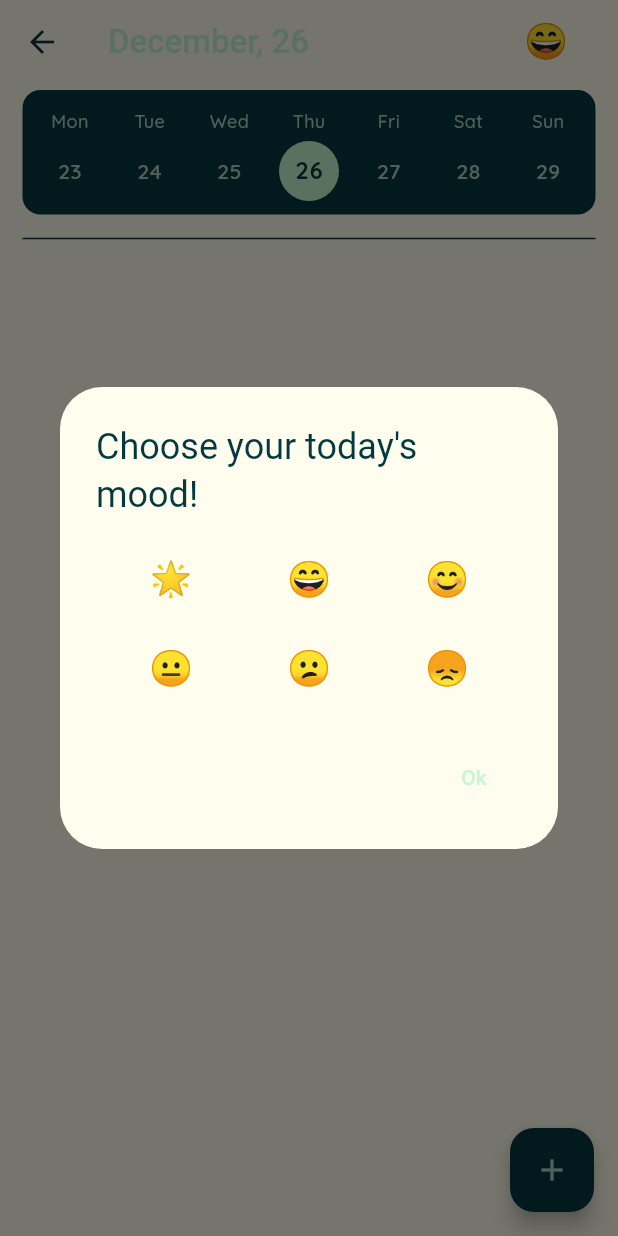
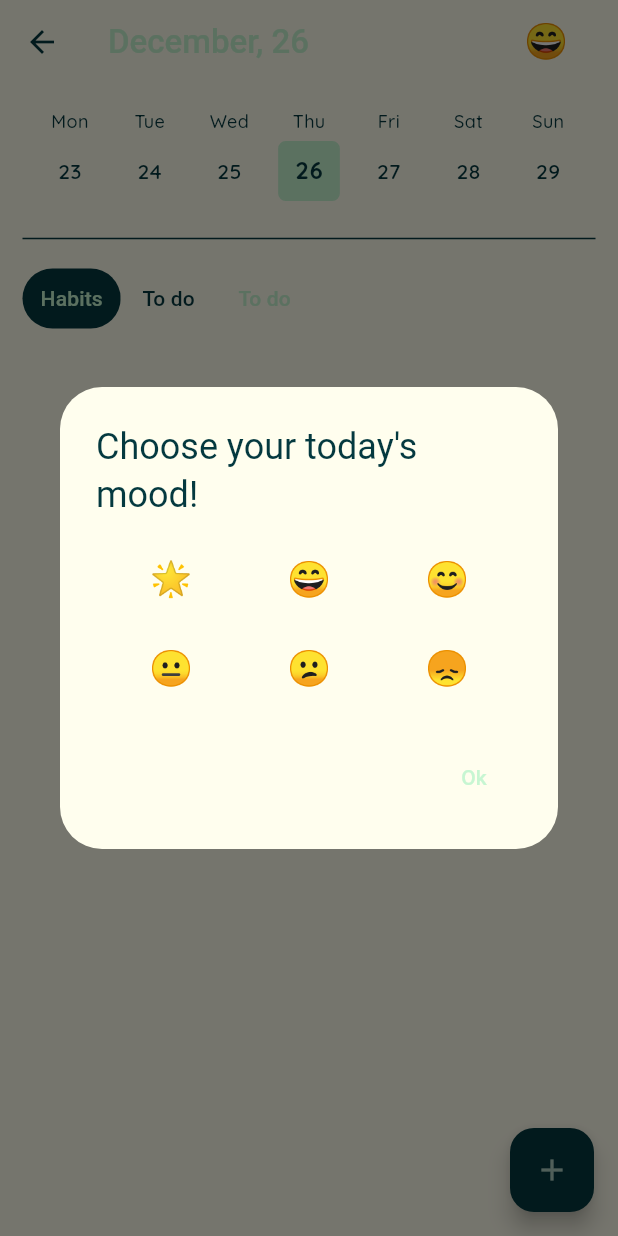
Before and after one commit to fes-ho/PIN-Code, a Flutter app: the TodayView screen opened directly, after a tap on an icon or button, on a phone screen of 412 x 824 dp. Run offline on Flutter 3.47's test engine with Material 3 defaults, Android fonts, the phone set to English and light mode, and no system bars; drawn by our look-alikes of table_calendar; our stand-ins replace flutter_dotenv, get_it, google_fonts, supabase_flutter; accounts and stored records are empty; generated files the repository leaves out were written again; network calls fail.

Commit message:
feat: enhanced calendar and activity buttons in main view

```diff
--- a/frontend/lib/src/views/main_navigation_view.dart
+++ b/frontend/lib/src/views/main_navigation_view.dart
@@ -2,7 +2,7 @@ import 'package:flutter/material.dart';
 import 'package:frontend/src/features/friendship/presentation/friends_view.dart';
 import 'package:frontend/src/views/profile_view.dart';
 import 'package:frontend/src/views/statistics_view.dart';
-import 'package:frontend/src/views/today_view.dart';
+import 'package:frontend/src/views/today_view/today_view.dart';
 
 class MainNavigationView extends StatefulWidget {
   const MainNavigationView({super.key});
--- /dev/null
+++ b/frontend/lib/src/views/today_view/activity_button.dart
@@ -0,0 +1,40 @@
+import 'package:flutter/material.dart';
+
+class ActivityButton extends StatelessWidget {
+  const ActivityButton(
+      {super.key,
+      required this.text,
+      required this.isSelected,
+      required this.onPressed});
+
+  final String text;
+  final bool isSelected;
+  final void Function() onPressed;
+
+  @override
+  Widget build(BuildContext context) {
+    return TextButton(
+      onPressed: onPressed,
+      style: ButtonStyle(
+          backgroundColor:
+              WidgetStatePropertyAll(_getBackgroundColor(context))),
+      child: Text(
+        text,
+        style: TextStyle(
+          color: _getTextColor(context)
+        ),),
+    );
+  }
+
+  Color _getBackgroundColor(BuildContext context) {
+    final colorScheme = Theme.of(context).colorScheme;
+
+    return isSelected ? colorScheme.secondary : colorScheme.surface;
+  }
+
+  Color _getTextColor(BuildContext context) {
+    final colorScheme = Theme.of(context).colorScheme;
+
+    return isSelected ? colorScheme.primary : colorScheme.secondary;
+  }
+}
--- a/frontend/lib/src/views/today_view.dart
+++ b/frontend/lib/src/views/today_view/today_view.dart
@@ -1,11 +1,12 @@
 import 'package:flutter/material.dart';
+import 'package:frontend/src/features/habits/presentation/create_habit_view.dart';
 import 'package:frontend/src/features/moods/components/mood_button.dart';
 import 'package:frontend/src/features/moods/components/mood_dialog.dart';
-import 'package:frontend/src/features/moods/domain/mood.dart';
 import 'package:frontend/src/features/moods/domain/type_of_mood.dart';
 import 'package:frontend/src/features/moods/services/mood_service.dart';
 import 'package:frontend/src/features/tasks/presentation/task_list_view.dart';
 import 'package:frontend/src/features/tasks/presentation/task_list_state.dart';
+import 'package:frontend/src/views/today_view/activity_button.dart';
 import 'package:get_it/get_it.dart';
 import 'package:google_fonts/google_fonts.dart';
 import 'package:intl/intl.dart';
@@ -13,6 +14,7 @@ import 'package:provider/provider.dart';
 import 'package:table_calendar/table_calendar.dart';
 import 'package:frontend/src/features/tasks/presentation/create_task_view.dart';
 
+enum ActivityInTodayView { habits, tasks }
 
 class TodayView extends StatefulWidget {
   const TodayView({super.key});
@@ -25,6 +27,7 @@ class TodayViewState extends State<TodayView> {
   CalendarFormat _calendarFormat = CalendarFormat.week;
   DateTime _focusedDay = DateTime.now();
   TypeOfMood _typeOfMood = TypeOfMood.great;
+  ActivityInTodayView _activityInTodayView = ActivityInTodayView.tasks;
 
   @override
   void initState() {
@@ -53,26 +56,23 @@ class TodayViewState extends State<TodayView> {
                 fontWeight: FontWeight.w500,
               ),
             ),
-
             MoodButton(
                 typeOfMood: _typeOfMood,
                 onAction: () async {
                   await showMoodDialog(context);
 
-                _typeOfMood = await GetIt.I<MoodService>().getMood() ?? TypeOfMood.great;
+                  _typeOfMood = await GetIt.I<MoodService>().getMood() ??
+                      TypeOfMood.great;
 
-                setState(() {
-
-                });
-              }
-            )
+                  setState(() {});
+                })
           ],
         ),
         backgroundColor: colorScheme.surfaceBright,
       ),
       body: SafeArea(
         child: Padding(
-          padding: const EdgeInsets.only( left: 15, right: 15, top: 4),
+          padding: const EdgeInsets.only(left: 15, right: 15, top: 4),
           child: Column(
             crossAxisAlignment: CrossAxisAlignment.start,
             children: [
@@ -80,9 +80,21 @@ class TodayViewState extends State<TodayView> {
               const SizedBox(height: 8),
               Divider(color: colorScheme.outlineVariant),
               const SizedBox(height: 8),
-              //_buildProgressBar(),
+              Row(
+                children: [
+                  ActivityButton(
+                      text: "Habits",
+                      isSelected: true,
+                      onPressed: () => print("1")
+                  ),
+                  ActivityButton(
+                    text: "To do",
+                    isSelected: false,
+                    onPressed: () => print(2)),
+                  TextButton(onPressed: () => print("2"), child: Text("To do"))
+                ],
+              ),
               const Expanded(child: TaskListView()),
-              // _buildTaskDetails(),
             ],
           ),
         ),
@@ -106,7 +118,7 @@ class TodayViewState extends State<TodayView> {
     return Container(
       padding: const EdgeInsets.only(left: 5, right: 5, top: 12, bottom: 3),
       decoration: BoxDecoration(
-        color: colorScheme.secondaryContainer,
+        color: colorScheme.surface,
         borderRadius: BorderRadius.circular(12),
       ),
       child: TableCalendar(
@@ -116,12 +128,12 @@ class TodayViewState extends State<TodayView> {
         focusedDay: _focusedDay,
         daysOfWeekStyle: DaysOfWeekStyle(
           weekdayStyle: GoogleFonts.quicksand(
-            color: colorScheme.onSecondaryContainer,
+            color: colorScheme.onPrimary,
             fontSize: 12,
             fontWeight: FontWeight.w500,
           ),
           weekendStyle: GoogleFonts.quicksand(
-            color: colorScheme.onSecondaryContainer,
+            color: colorScheme.onPrimary,
             fontSize: 12,
             fontWeight: FontWeight.w500,
           ),
@@ -129,12 +141,14 @@ class TodayViewState extends State<TodayView> {
         startingDayOfWeek: StartingDayOfWeek.monday,
         calendarFormat: _calendarFormat,
         selectedDayPredicate: (day) {
-          return isSameDay(Provider.of<TaskListState>(context, listen: false).selectedDate, day);
+          return isSameDay(
+              Provider.of<TaskListState>(context, listen: false).selectedDate,
+              day);
         },
         onDaySelected: (selectedDay, focusedDay) {
-          Provider.of<TaskListState>(context, listen: false).changeDay(selectedDay);
-          setState(() {
-          });
+          Provider.of<TaskListState>(context, listen: false)
+              .changeDay(selectedDay);
+          setState(() {});
         },
         onFormatChanged: (format) {
           if (_calendarFormat != format) {
@@ -148,18 +162,23 @@ class TodayViewState extends State<TodayView> {
         },
         calendarStyle: CalendarStyle(
           todayDecoration: BoxDecoration(
-            shape: BoxShape.circle,
-            border: Border.fromBorderSide(
-                BorderSide(
+              shape: BoxShape.rectangle,
+              border: Border.fromBorderSide(BorderSide(
                 width: 1.5,
                 color: colorScheme.primary,
-                )
-            ),
-          ),
+              )),
+              borderRadius: BorderRadius.circular(5)),
           selectedDecoration: BoxDecoration(
               color: colorScheme.primary,
-            shape: BoxShape.circle,
-          ),
+              shape: BoxShape.rectangle,
+              border: Border.all(color: colorScheme.primary),
+              borderRadius: BorderRadius.circular(5)),
+          defaultDecoration: BoxDecoration(
+              color: colorScheme.surface,
+              border: Border.all(color: colorScheme.surface)),
+          weekendDecoration: BoxDecoration(
+              color: colorScheme.surface,
+              border: Border.all(color: colorScheme.surface)),
           selectedTextStyle: GoogleFonts.quicksand(
             color: colorScheme.onPrimary,
             fontSize: 16,
@@ -171,28 +190,55 @@ class TodayViewState extends State<TodayView> {
             fontWeight: FontWeight.w600,
           ),
           defaultTextStyle: GoogleFonts.quicksand(
-            color: colorScheme.onSecondaryContainer,
+            color: colorScheme.onPrimary,
             fontSize: 14,
             fontWeight: FontWeight.w600,
           ),
           weekendTextStyle: GoogleFonts.quicksand(
-            color: colorScheme.onSecondaryContainer,
+            color: colorScheme.onPrimary,
             fontSize: 14,
             fontWeight: FontWeight.w600,
           ),
           outsideTextStyle: const TextStyle(color: Colors.grey),
         ),
         headerStyle: HeaderStyle(
-          titleTextStyle: const TextStyle(color: Colors.white, fontWeight: FontWeight.bold),
+          titleTextStyle:
+              const TextStyle(color: Colors.white, fontWeight: FontWeight.bold),
           formatButtonTextStyle: const TextStyle(color: Colors.white),
           formatButtonDecoration: BoxDecoration(
             color: Colors.blue,
             borderRadius: BorderRadius.circular(12.0),
           ),
           leftChevronIcon: const Icon(Icons.chevron_left, color: Colors.white),
-          rightChevronIcon: const Icon(Icons.chevron_right, color: Colors.white),
+          rightChevronIcon:
+              const Icon(Icons.chevron_right, color: Colors.white),
         ),
       ),
     );
   }
+
+  Widget buildActivityContent() {
+    Map<ActivityInTodayView, Widget> contentInTodayView = {
+      // TODO change habit view
+      ActivityInTodayView.habits: const Text("Habit today view"),
+      ActivityInTodayView.tasks: const TaskListView()
+    };
+
+    return contentInTodayView[_activityInTodayView] ??
+        const Text("Error building view");
   }
+
+  Widget createActivityWidget() {
+    Map<ActivityInTodayView, Widget> createActivityInTodayView = {
+      ActivityInTodayView.habits: const CreateHabitScreen(),
+      ActivityInTodayView.tasks: const CreateTaskScreen()
+    };
+
+    return createActivityInTodayView[_activityInTodayView] ??
+        const Text("Error in creating activity");
+  }
+
+  bool _isActivitySelected(ActivityInTodayView activity) {
+    return _activityInTodayView == activity;
+  }
+}
```
Lines whose indentation alone changed are shown as unchanged.
